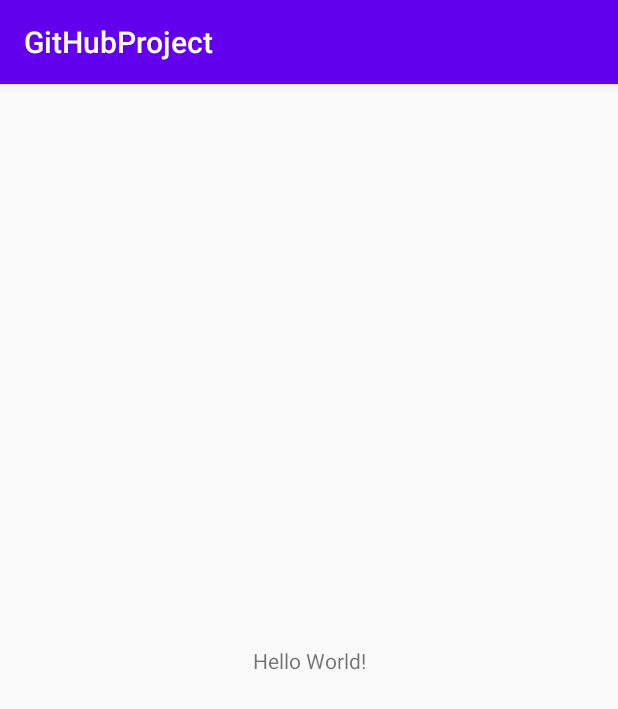
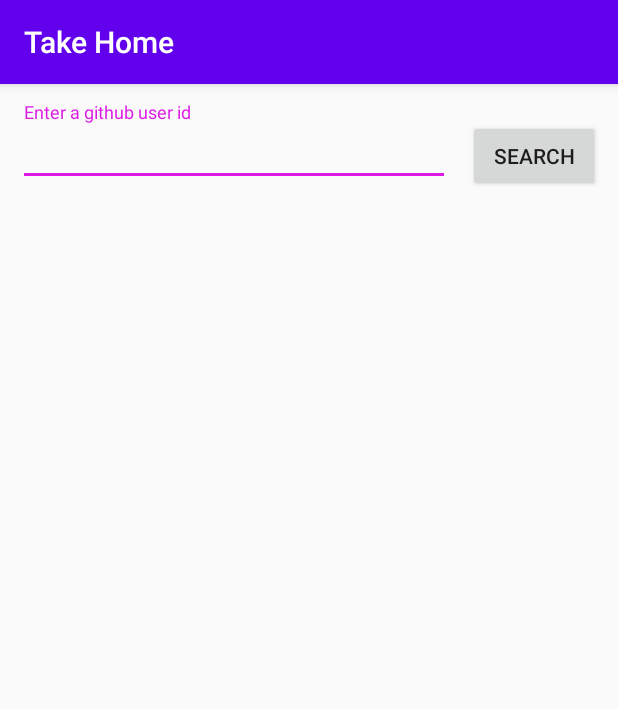
Before and after one commit to Superdude09/GitHubProject, an Android app: the screen it shows after launch (MainActivity), on a phone screen of 412 x 824 dp. Shown: the top 709 px of the screen. Run offline under Robolectric (Android 15) with nearby library versions, the phone set to English and light mode, and no system bars.

Commit message:
Added search input

```diff
--- a/app/build.gradle
+++ b/app/build.gradle
@@ -31,6 +31,7 @@ dependencies {
     implementation 'androidx.appcompat:appcompat:1.1.0'
     implementation 'androidx.core:core-ktx:1.3.1'
     implementation 'androidx.constraintlayout:constraintlayout:1.1.3'
+    implementation 'com.google.android.material:material:1.1.0'
     testImplementation 'junit:junit:4.12'
     androidTestImplementation 'androidx.test.ext:junit:1.1.1'
     androidTestImplementation 'androidx.test.espresso:espresso-core:3.2.0'
--- a/app/src/main/res/layout/activity_main.xml
+++ b/app/src/main/res/layout/activity_main.xml
@@ -1,18 +1,33 @@
 <?xml version="1.0" encoding="utf-8"?>
 <androidx.constraintlayout.widget.ConstraintLayout xmlns:android="http://schemas.android.com/apk/res/android"
     xmlns:app="http://schemas.android.com/apk/res-auto"
-    xmlns:tools="http://schemas.android.com/tools"
     android:layout_width="match_parent"
-    android:layout_height="match_parent"
-    tools:context=".MainActivity">
+    android:layout_height="match_parent">
 
-    <TextView
+    <com.google.android.material.textfield.TextInputLayout
+        android:id="@+id/search_input_layout"
+        android:layout_width="0dp"
+        android:layout_height="wrap_content"
+        android:layout_margin="12dp"
+        android:hint="@string/search_input_layout_hint"
+        android:theme="@style/SearchInputLayoutAppearance"
+        app:layout_constraintEnd_toStartOf="@+id/searchButton"
+        app:layout_constraintStart_toStartOf="parent"
+        app:layout_constraintTop_toTopOf="parent">
+
+        <com.google.android.material.textfield.TextInputEditText
+            android:layout_width="match_parent"
+            android:layout_height="wrap_content" />
+
+    </com.google.android.material.textfield.TextInputLayout>
+
+    <Button
+        android:id="@+id/searchButton"
+        style="?attr/materialButtonOutlinedStyle"
         android:layout_width="wrap_content"
         android:layout_height="wrap_content"
-        android:text="Hello World!"
-        app:layout_constraintBottom_toBottomOf="parent"
-        app:layout_constraintLeft_toLeftOf="parent"
-        app:layout_constraintRight_toRightOf="parent"
-        app:layout_constraintTop_toTopOf="parent" />
-
+        android:layout_margin="12dp"
+        android:text="@string/search_button_label"
+        app:layout_constraintEnd_toEndOf="parent"
+        app:layout_constraintTop_toTopOf="@+id/search_input_layout" />
 </androidx.constraintlayout.widget.ConstraintLayout>
--- a/app/src/main/res/values/strings.xml
+++ b/app/src/main/res/values/strings.xml
@@ -1,3 +1,5 @@
 <resources>
-    <string name="app_name">GitHubProject</string>
+    <string name="app_name">Take Home</string>
+    <string name="search_button_label">Search</string>
+    <string name="search_input_layout_hint">Enter a github user id</string>
 </resources>
--- a/app/src/main/res/values/styles.xml
+++ b/app/src/main/res/values/styles.xml
@@ -8,4 +8,10 @@
         <item name="colorAccent">@color/colorAccent</item>
     </style>
 
+    <style name="SearchInputLayoutAppearance" parent="Widget.Design.TextInputLayout">
+        <item name="colorControlNormal">#c5c5c5</item>
+        <item name="colorControlActivated">#DC1AE3</item>
+        <item name="colorControlHighlight">#DC1AE3</item>
+    </style>
+
 </resources>
--- a/build.gradle
+++ b/build.gradle
@@ -5,7 +5,6 @@ buildscript {
     repositories {
         google()
         jcenter()
-
     }
     dependencies {
         classpath 'com.android.tools.build:gradle:3.6.1'
```
